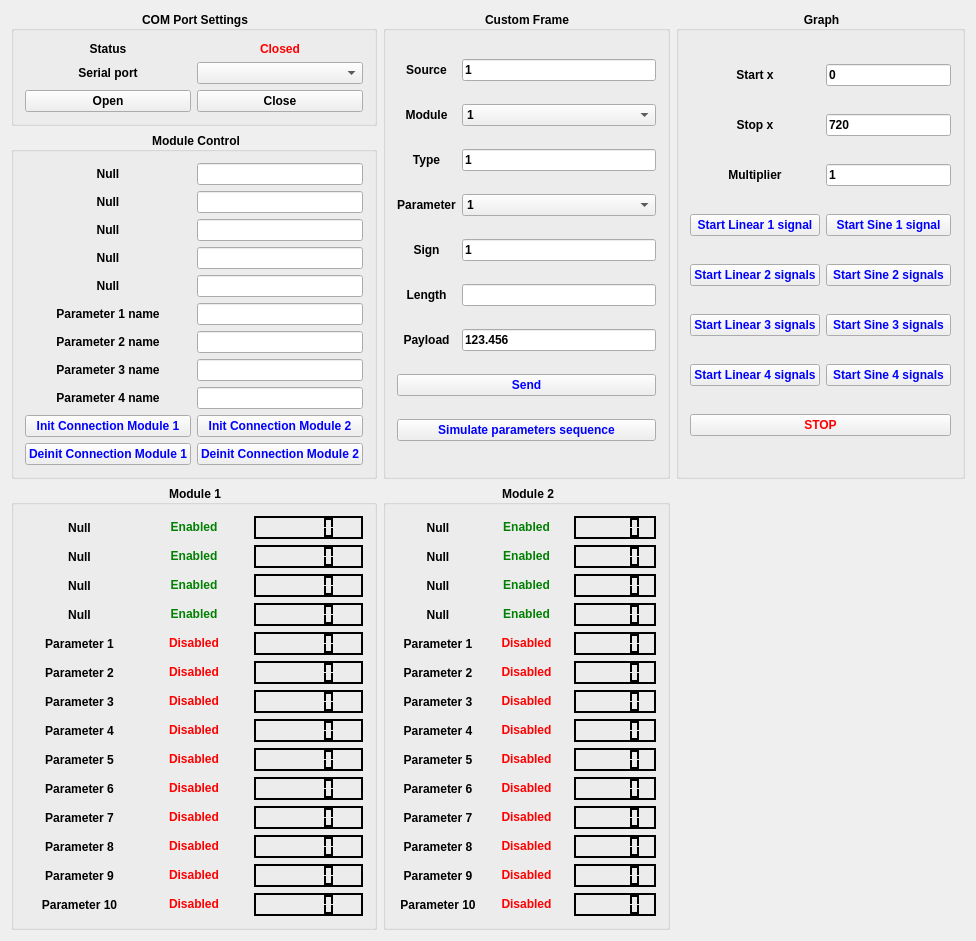
Before: the Qt Designer form mainwindow.ui in adamchor1992/MScThesisPart4_TestApplication_PC_directly_to_NucleoF411, drawn with Qt 5.
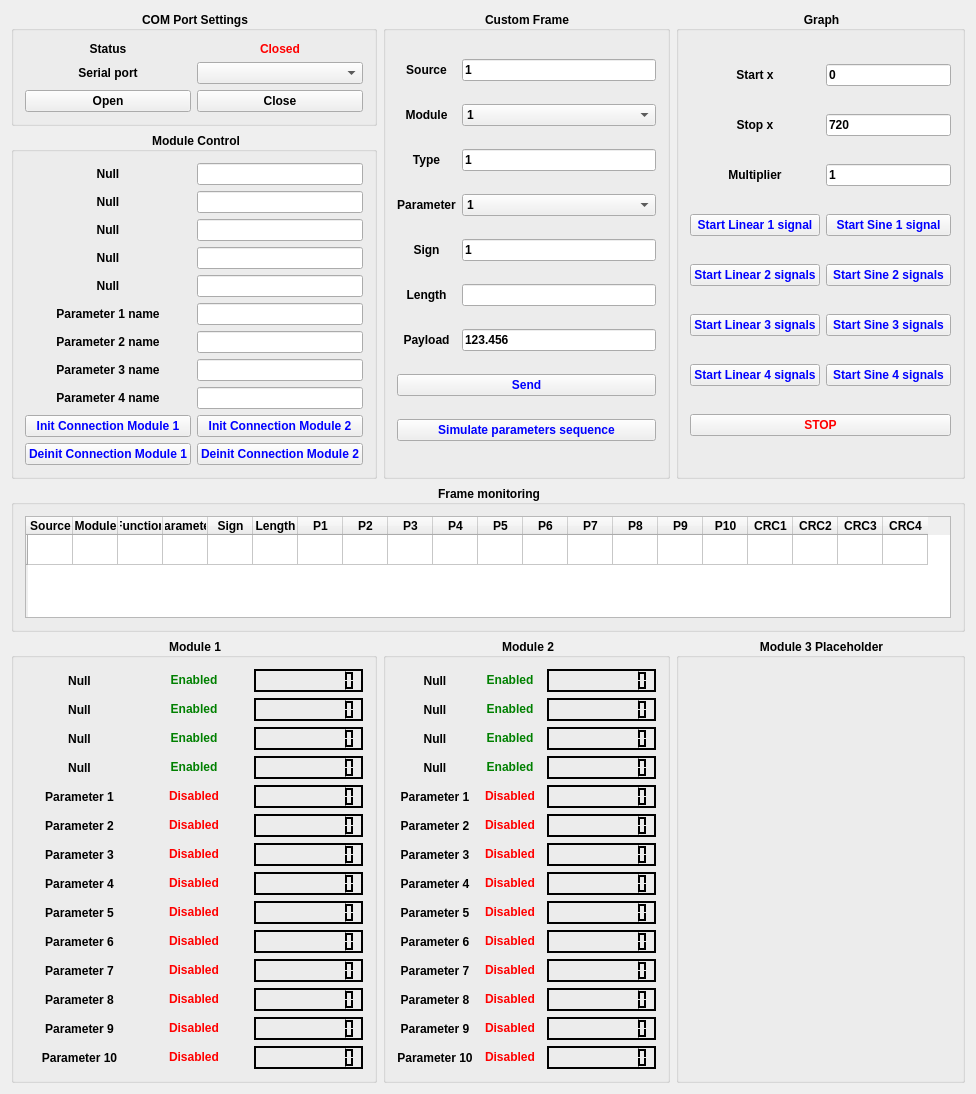
After: the same form once the commit is applied.

Commit message: table skeleton

Patch:
```diff
--- a/mainwindow.ui
+++ b/mainwindow.ui
@@ -7,7 +7,7 @@
     <x>0</x>
     <y>0</y>
     <width>976</width>
-    <height>885</height>
+    <height>1094</height>
    </rect>
   </property>
   <property name="windowTitle">
@@ -326,7 +326,7 @@
       </layout>
      </widget>
     </item>
-    <item row="0" column="2" rowspan="2">
+    <item row="0" column="2" rowspan="2" colspan="2">
      <widget class="QGroupBox" name="groupBox_GraphControls">
       <property name="styleSheet">
        <string notr="true">font:bold</string>
@@ -711,7 +711,146 @@
       </layout>
      </widget>
     </item>
-    <item row="2" column="0">
+    <item row="2" column="0" rowspan="2" colspan="4">
+     <widget class="QGroupBox" name="groupBox_2">
+      <property name="styleSheet">
+       <string notr="true">font:bold</string>
+      </property>
+      <property name="title">
+       <string>Frame monitoring</string>
+      </property>
+      <property name="alignment">
+       <set>Qt::AlignCenter</set>
+      </property>
+      <layout class="QGridLayout" name="gridLayout_8">
+       <item row="0" column="0">
+        <widget class="QTableWidget" name="tableWidget">
+         <property name="rowCount">
+          <number>1</number>
+         </property>
+         <property name="columnCount">
+          <number>20</number>
+         </property>
+         <attribute name="horizontalHeaderMinimumSectionSize">
+          <number>37</number>
+         </attribute>
+         <attribute name="horizontalHeaderDefaultSectionSize">
+          <number>45</number>
+         </attribute>
+         <attribute name="verticalHeaderMinimumSectionSize">
+          <number>23</number>
+         </attribute>
+         <row>
+          <property name="text">
+           <string/>
+          </property>
+         </row>
+         <column>
+          <property name="text">
+           <string>Source</string>
+          </property>
+         </column>
+         <column>
+          <property name="text">
+           <string>Module</string>
+          </property>
+         </column>
+         <column>
+          <property name="text">
+           <string>Function</string>
+          </property>
+         </column>
+         <column>
+          <property name="text">
+           <string>Parameter</string>
+          </property>
+         </column>
+         <column>
+          <property name="text">
+           <string>Sign</string>
+          </property>
+         </column>
+         <column>
+          <property name="text">
+           <string>Length</string>
+          </property>
+         </column>
+         <column>
+          <property name="text">
+           <string>P1</string>
+          </property>
+         </column>
+         <column>
+          <property name="text">
+           <string>P2</string>
+          </property>
+         </column>
+         <column>
+          <property name="text">
+           <string>P3</string>
+          </property>
+         </column>
+         <column>
+          <property name="text">
+           <string>P4</string>
+          </property>
+         </column>
+         <column>
+          <property name="text">
+           <string>P5</string>
+          </property>
+         </column>
+         <column>
+          <property name="text">
+           <string>P6</string>
+          </property>
+         </column>
+         <column>
+          <property name="text">
+           <string>P7</string>
+          </property>
+         </column>
+         <column>
+          <property name="text">
+           <string>P8</string>
+          </property>
+         </column>
+         <column>
+          <property name="text">
+           <string>P9</string>
+          </property>
+         </column>
+         <column>
+          <property name="text">
+           <string>P10</string>
+          </property>
+         </column>
+         <column>
+          <property name="text">
+           <string>CRC1</string>
+          </property>
+         </column>
+         <column>
+          <property name="text">
+           <string>CRC2</string>
+          </property>
+         </column>
+         <column>
+          <property name="text">
+           <string>CRC3</string>
+          </property>
+         </column>
+         <column>
+          <property name="text">
+           <string>CRC4</string>
+          </property>
+         </column>
+        </widget>
+       </item>
+      </layout>
+     </widget>
+    </item>
+    <item row="4" column="0">
      <widget class="QGroupBox" name="groupBox_Module1">
       <property name="styleSheet">
        <string notr="true">font:bold</string>
@@ -1169,6 +1308,9 @@
              </disabled>
             </palette>
            </property>
+           <property name="digitCount">
+            <number>10</number>
+           </property>
           </widget>
          </item>
          <item>
@@ -1615,6 +1757,9 @@
              </disabled>
             </palette>
            </property>
+           <property name="digitCount">
+            <number>10</number>
+           </property>
           </widget>
          </item>
          <item>
@@ -2061,6 +2206,9 @@
              </disabled>
             </palette>
            </property>
+           <property name="digitCount">
+            <number>10</number>
+           </property>
           </widget>
          </item>
          <item>
@@ -2507,6 +2655,9 @@
              </disabled>
             </palette>
            </property>
+           <property name="digitCount">
+            <number>10</number>
+           </property>
            <property name="segmentStyle">
             <enum>QLCDNumber::Filled</enum>
            </property>
@@ -2956,6 +3107,9 @@
              </disabled>
             </palette>
            </property>
+           <property name="digitCount">
+            <number>10</number>
+           </property>
           </widget>
          </item>
          <item>
@@ -3402,6 +3556,9 @@
              </disabled>
             </palette>
            </property>
+           <property name="digitCount">
+            <number>10</number>
+           </property>
           </widget>
          </item>
          <item>
@@ -3848,6 +4005,9 @@
              </disabled>
             </palette>
            </property>
+           <property name="digitCount">
+            <number>10</number>
+           </property>
           </widget>
          </item>
          <item>
@@ -4294,6 +4454,9 @@
              </disabled>
             </palette>
            </property>
+           <property name="digitCount">
+            <number>10</number>
+           </property>
           </widget>
          </item>
          <item>
@@ -4740,6 +4903,9 @@
              </disabled>
             </palette>
            </property>
+           <property name="digitCount">
+            <number>10</number>
+           </property>
           </widget>
          </item>
          <item>
@@ -5186,6 +5352,9 @@
              </disabled>
             </palette>
            </property>
+           <property name="digitCount">
+            <number>10</number>
+           </property>
           </widget>
          </item>
          <item>
@@ -5632,6 +5801,9 @@
              </disabled>
             </palette>
            </property>
+           <property name="digitCount">
+            <number>10</number>
+           </property>
           </widget>
          </item>
          <item>
@@ -6078,6 +6250,9 @@
              </disabled>
             </palette>
            </property>
+           <property name="digitCount">
+            <number>10</number>
+           </property>
           </widget>
          </item>
          <item>
@@ -6524,6 +6699,9 @@
              </disabled>
             </palette>
            </property>
+           <property name="digitCount">
+            <number>10</number>
+           </property>
           </widget>
          </item>
          <item>
@@ -6970,6 +7148,9 @@
              </disabled>
             </palette>
            </property>
+           <property name="digitCount">
+            <number>10</number>
+           </property>
           </widget>
          </item>
         </layout>
@@ -7265,7 +7446,7 @@
       </layout>
      </widget>
     </item>
-    <item row="2" column="1">
+    <item row="4" column="1">
      <widget class="QGroupBox" name="groupBox_Module2">
       <property name="styleSheet">
        <string notr="true">font:bold</string>
@@ -8011,6 +8192,9 @@
              </disabled>
             </palette>
            </property>
+           <property name="digitCount">
+            <number>10</number>
+           </property>
           </widget>
          </item>
          <item>
@@ -8457,6 +8641,9 @@
              </disabled>
             </palette>
            </property>
+           <property name="digitCount">
+            <number>10</number>
+           </property>
           </widget>
          </item>
          <item>
@@ -8903,6 +9090,9 @@
              </disabled>
             </palette>
            </property>
+           <property name="digitCount">
+            <number>10</number>
+           </property>
           </widget>
          </item>
          <item>
@@ -9349,6 +9539,9 @@
              </disabled>
             </palette>
            </property>
+           <property name="digitCount">
+            <number>10</number>
+           </property>
           </widget>
          </item>
          <item>
@@ -9795,6 +9988,9 @@
              </disabled>
             </palette>
            </property>
+           <property name="digitCount">
+            <number>10</number>
+           </property>
           </widget>
          </item>
          <item>
@@ -10241,6 +10437,9 @@
              </disabled>
             </palette>
            </property>
+           <property name="digitCount">
+            <number>10</number>
+           </property>
           </widget>
          </item>
          <item>
@@ -10687,6 +10886,9 @@
              </disabled>
             </palette>
            </property>
+           <property name="digitCount">
+            <number>10</number>
+           </property>
           </widget>
          </item>
          <item>
@@ -11133,6 +11335,9 @@
              </disabled>
             </palette>
            </property>
+           <property name="digitCount">
+            <number>10</number>
+           </property>
           </widget>
          </item>
          <item>
@@ -11579,6 +11784,9 @@
              </disabled>
             </palette>
            </property>
+           <property name="digitCount">
+            <number>10</number>
+           </property>
           </widget>
          </item>
          <item>
@@ -12025,6 +12233,9 @@
              </disabled>
             </palette>
            </property>
+           <property name="digitCount">
+            <number>10</number>
+           </property>
           </widget>
          </item>
          <item>
@@ -12471,6 +12682,9 @@
              </disabled>
             </palette>
            </property>
+           <property name="digitCount">
+            <number>10</number>
+           </property>
           </widget>
          </item>
          <item>
@@ -12917,6 +13131,9 @@
              </disabled>
             </palette>
            </property>
+           <property name="digitCount">
+            <number>10</number>
+           </property>
           </widget>
          </item>
          <item>
@@ -13363,6 +13580,9 @@
              </disabled>
             </palette>
            </property>
+           <property name="digitCount">
+            <number>10</number>
+           </property>
           </widget>
          </item>
          <item>
@@ -13809,6 +14029,9 @@
              </disabled>
             </palette>
            </property>
+           <property name="digitCount">
+            <number>10</number>
+           </property>
           </widget>
          </item>
         </layout>
@@ -13816,6 +14039,19 @@
       </layout>
      </widget>
     </item>
+    <item row="4" column="2" colspan="2">
+     <widget class="QGroupBox" name="groupBox">
+      <property name="styleSheet">
+       <string notr="true">font:bold</string>
+      </property>
+      <property name="title">
+       <string>Module 3 Placeholder</string>
+      </property>
+      <property name="alignment">
+       <set>Qt::AlignCenter</set>
+      </property>
+     </widget>
+    </item>
    </layout>
   </widget>
  </widget>
```
The commit also changes 4 other files.
